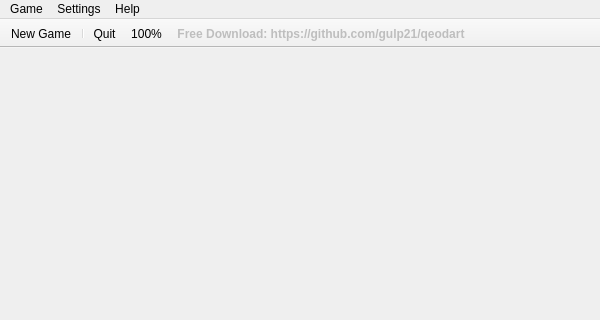
gulp21/QeoDart, file ui/mainWindow.ui: the form before one commit; both pictures show x 0 to 600 and y 0 to 320 of the 600 by 500 pixel window.
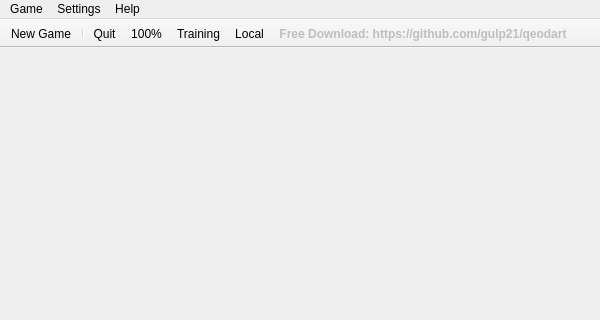
The form after the commit.

Commit message: findQcf, save maps in list, training mode

The edit to the form file:
```diff
--- a/ui/mainWindow.ui
+++ b/ui/mainWindow.ui
@@ -222,6 +222,8 @@
    <addaction name="separator"/>
    <addaction name="actionQuit"/>
    <addaction name="action100"/>
+   <addaction name="actionTraining"/>
+   <addaction name="actionLocal"/>
    <addaction name="actionAd"/>
   </widget>
   <action name="actionNew_Game">
@@ -288,6 +290,19 @@
     <string>100%</string>
    </property>
   </action>
+  <action name="actionTraining">
+   <property name="text">
+    <string>Training</string>
+   </property>
+  </action>
+  <action name="actionLocal">
+   <property name="text">
+    <string>Local</string>
+   </property>
+   <property name="toolTip">
+    <string>Local RADIO</string>
+   </property>
+  </action>
  </widget>
  <resources/>
  <connections/>
```
Left out of the diff: 14 changed lines with no effect on the pictures. The commit also changes 5 other files.
